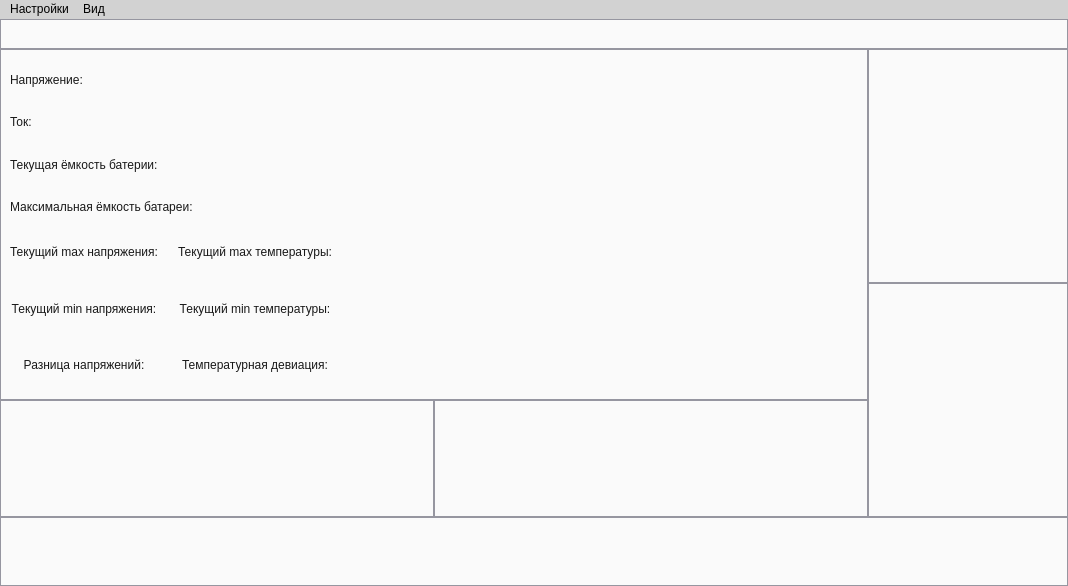
Old version of the form mainwindow.ui in the repository egornovichkov/BatteryStudio.
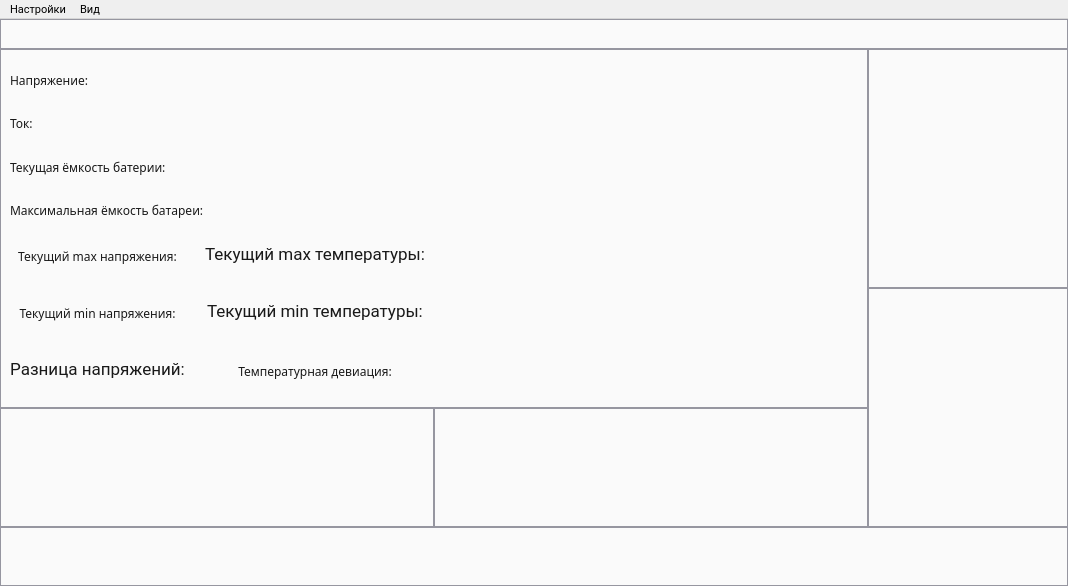
New version of the form.

The edit to the form file:
```diff
--- a/mainwindow.ui
+++ b/mainwindow.ui
@@ -20,6 +20,11 @@
    <string>MainWindow</string>
   </property>
   <widget class="QWidget" name="CentralWidget">
+   <property name="font">
+    <font>
+     <family>Fira Code</family>
+    </font>
+   </property>
    <layout class="QVBoxLayout" name="verticalLayout">
     <property name="spacing">
      <number>0</number>
@@ -241,6 +246,14 @@
                  </item>
                  <item>
                   <widget class="QLabel" name="VoltageDIfLabel">
+                   <property name="font">
+                    <font>
+                     <family>Roboto</family>
+                     <pointsize>13</pointsize>
+                     <italic>false</italic>
+                     <bold>false</bold>
+                    </font>
+                   </property>
                    <property name="styleSheet">
                     <string notr="true">QLabel {
 	color: rgb(25, 25, 25);
@@ -266,6 +279,14 @@
                  </property>
                  <item>
                   <widget class="QLabel" name="MaxTempLabel">
+                   <property name="font">
+                    <font>
+                     <family>Roboto</family>
+                     <pointsize>13</pointsize>
+                     <italic>false</italic>
+                     <bold>false</bold>
+                    </font>
+                   </property>
                    <property name="styleSheet">
                     <string notr="true">QLabel {
 	color: rgb(25, 25, 25);
@@ -283,7 +304,15 @@
                   </widget>
                  </item>
                  <item>
-                  <widget class="QLabel" name="MinTempLable">
+                  <widget class="QLabel" name="MinTempLabel">
+                   <property name="font">
+                    <font>
+                     <family>Roboto</family>
+                     <pointsize>13</pointsize>
+                     <italic>false</italic>
+                     <bold>false</bold>
+                    </font>
+                   </property>
                    <property name="styleSheet">
                     <string notr="true">QLabel {
 	color: rgb(25, 25, 25);
@@ -476,7 +505,7 @@
      <x>0</x>
      <y>0</y>
      <width>1068</width>
-     <height>25</height>
+     <height>20</height>
     </rect>
    </property>
    <property name="sizePolicy">
@@ -485,33 +514,44 @@
      <verstretch>0</verstretch>
     </sizepolicy>
    </property>
-   <property name="styleSheet">
-    <string notr="true">background-color: rgb(210, 210, 210)</string>
+   <property name="maximumSize">
+    <size>
+     <width>16777215</width>
+     <height>40</height>
+    </size>
+   </property>
+   <property name="font">
+    <font>
+     <family>Roboto</family>
+     <pointsize>8</pointsize>
+     <bold>false</bold>
+    </font>
+   </property>
+   <property name="autoFillBackground">
+    <bool>true</bool>
    </property>
    <property name="nativeMenuBar">
     <bool>true</bool>
    </property>
    <widget class="QMenu" name="SettingsMenu">
-    <property name="autoFillBackground">
-     <bool>false</bool>
-    </property>
-    <property name="styleSheet">
-     <string notr="true">QMenu {
-	color:rgb(0,0,0)
-}</string>
+    <property name="font">
+     <font>
+      <family>Roboto</family>
+      <pointsize>8</pointsize>
+      <bold>false</bold>
+     </font>
     </property>
     <property name="title">
      <string>Настройки</string>
     </property>
    </widget>
    <widget class="QMenu" name="ViewMenu">
-    <property name="autoFillBackground">
-     <bool>false</bool>
-    </property>
-    <property name="styleSheet">
-     <string notr="true">QMenu {
-	color:rgb(0,0,0)
-}</string>
+    <property name="font">
+     <font>
+      <family>Roboto</family>
+      <pointsize>8</pointsize>
+      <bold>false</bold>
+     </font>
     </property>
     <property name="title">
      <string>Вид</string>
```
Left out of the diff: 14 changed lines with no effect on the pictures.
